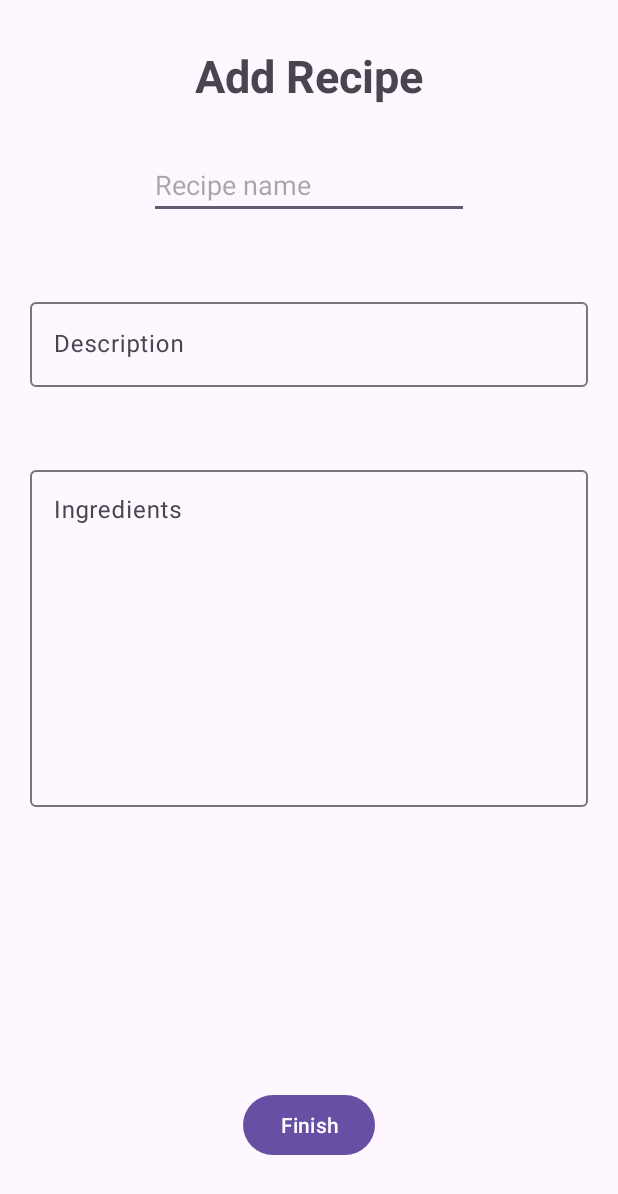
After one commit to ctgchris/dishcovery, an Android app: the AddRecipeActivity screen opened directly, with no data from a screen before it, on a phone screen of 412 x 824 dp. The commit adds this screen. Shown: the top 1194 px of the screen. Run offline under Robolectric (Android 15) with nearby library versions, the phone set to English and light mode, and no system bars.

Commit message:
Add Recipe Functionality

```diff
--- a/app/src/main/AndroidManifest.xml
+++ b/app/src/main/AndroidManifest.xml
@@ -28,6 +28,7 @@
         <activity android:name=".RegistrationActivity" />
         <activity android:name=".LoginActivity" />
         <activity android:name=".FeedActivity"/>
+        <activity android:name=".AddRecipeActivity"/>
         <activity android:name=".Recipe"/>
         <activity android:name=".Validators"/>
 
--- /dev/null
+++ b/app/src/main/java/com/example/groupproject/AddRecipeActivity.kt
@@ -0,0 +1,40 @@
+package com.example.groupproject
+
+import android.os.Bundle
+import android.os.PersistableBundle
+import android.widget.Button
+import android.widget.EditText
+import android.widget.TextView
+import androidx.appcompat.app.AppCompatActivity
+import com.google.android.material.textfield.TextInputEditText
+import com.google.android.material.textfield.TextInputLayout
+
+class AddRecipeActivity : AppCompatActivity() {
+    private lateinit var nameET : EditText
+    private lateinit var descriptionET : TextInputEditText
+    private lateinit var ingredientsET : TextInputEditText
+    private lateinit var finishButton : Button
+
+    override fun onCreate(savedInstanceState: Bundle?) {
+        super.onCreate(savedInstanceState)
+        setContentView(R.layout.add_recipe)
+
+        nameET = findViewById(R.id.nameInput)
+        descriptionET = findViewById(R.id.descriptionInput)
+        ingredientsET = findViewById(R.id.ingredientsInput)
+        finishButton = findViewById(R.id.finishButton)
+        finishButton.setOnClickListener {addRecipe()}
+    }
+
+    private fun addRecipe() {
+        var name : String = nameET.text.toString().replace(" ", "").lowercase()
+        recipe = Recipe (name, nameET.text.toString(), descriptionET.text.toString(), ingredientsET.text.toString().split(", "))
+        flag = true
+        finish()
+    }
+
+    companion object {
+        lateinit var recipe : Recipe
+        var flag : Boolean = false
+    }
+}
--- a/app/src/main/java/com/example/groupproject/FeedActivity.kt
+++ b/app/src/main/java/com/example/groupproject/FeedActivity.kt
@@ -2,7 +2,9 @@ package com.example.groupproject
 
 
 
+import android.content.Intent
 import android.os.Bundle
+import android.widget.Button
 import androidx.appcompat.app.AppCompatActivity
 import androidx.recyclerview.widget.LinearLayoutManager
 import androidx.recyclerview.widget.RecyclerView
@@ -17,6 +19,8 @@ class FeedActivity : AppCompatActivity() {
 
     private lateinit var databaseReference: DatabaseReference
     private lateinit var firebaseAuth: FirebaseAuth
+
+    private lateinit var addRecipeButton : Button
 
     override fun onCreate(savedInstanceState: Bundle?) {
         super.onCreate(savedInstanceState)
@@ -38,7 +42,20 @@ class FeedActivity : AppCompatActivity() {
 
         // Fetch recipes from Firebase Database
         fetchRecipes()
+
+        addRecipeButton = findViewById(R.id.addRecipeButton)
+        addRecipeButton.setOnClickListener { addRecipe() }
     }
+
+    override fun onRestart() {
+        if (AddRecipeActivity.flag) {
+            databaseReference.child("recipe${AddRecipeActivity.recipe.id}").setValue(AddRecipeActivity.recipe)
+            fetchRecipes()
+            AddRecipeActivity.flag = false
+        }
+        super.onRestart()
+    }
+
 
     private fun addTestDataToDatabase() {
         val recipe1 = Recipe("1", "Spaghetti Carbonara", "Classic Italian pasta dish", listOf("Spaghetti", "Eggs", "Bacon", "Parmesan cheese"))
@@ -66,4 +83,11 @@ class FeedActivity : AppCompatActivity() {
             }
         })
     }
+
+    private fun addRecipe() {
+        var myIntent : Intent = Intent(this, AddRecipeActivity::class.java)
+        startActivity(myIntent)
+    }
+
+
 }
--- /dev/null
+++ b/app/src/main/res/layout/add_recipe.xml
@@ -0,0 +1,73 @@
+<?xml version="1.0" encoding="utf-8"?>
+<RelativeLayout xmlns:android="http://schemas.android.com/apk/res/android"
+    xmlns:tools="http://schemas.android.com/tools"
+    android:layout_width="match_parent"
+    android:layout_height="match_parent">
+
+    <TextView
+        android:id="@+id/addRecipeLabel"
+        android:layout_width="wrap_content"
+        android:layout_height="wrap_content"
+        android:text="Add Recipe"
+        android:textSize="30dp"
+        android:textStyle="bold"
+        android:layout_centerHorizontal="true"
+        android:layout_marginTop="30dp"/>
+
+    <Button
+        android:id="@+id/finishButton"
+        android:layout_width="wrap_content"
+        android:layout_height="wrap_content"
+        android:text="Finish"
+        android:layout_centerHorizontal="true"
+        android:layout_alignParentBottom="true"
+        android:layout_marginBottom="50dp"/>
+
+    <EditText
+        android:id="@+id/nameInput"
+        android:layout_width="wrap_content"
+        android:layout_height="wrap_content"
+        android:ems="10"
+        android:inputType="text"
+        android:hint="Recipe name"
+        android:layout_centerHorizontal="true"
+        android:layout_below="@id/addRecipeLabel"
+        android:layout_marginTop="30dp"/>
+
+    <com.google.android.material.textfield.TextInputLayout
+        android:id="@+id/description"
+        android:layout_width="match_parent"
+        android:layout_height="wrap_content"
+        android:layout_below="@id/nameInput"
+        android:layout_marginTop="50dp"
+        android:layout_marginStart="20dp"
+        android:layout_marginEnd="20dp">
+
+        <com.google.android.material.textfield.TextInputEditText
+            android:id="@+id/descriptionInput"
+            android:layout_width="match_parent"
+            android:layout_height="wrap_content"
+            android:hint="Description" />
+
+    </com.google.android.material.textfield.TextInputLayout>
+
+    <com.google.android.material.textfield.TextInputLayout
+        android:id="@+id/ingredients"
+        android:layout_width="match_parent"
+        android:layout_height="wrap_content"
+        android:layout_below="@id/description"
+        android:layout_marginStart="20dp"
+        android:layout_marginEnd="20dp"
+        android:layout_marginTop="50dp">
+
+        <com.google.android.material.textfield.TextInputEditText
+            android:id="@+id/ingredientsInput"
+            android:layout_width="match_parent"
+            android:layout_height="wrap_content"
+            android:hint="Ingredients"
+            android:gravity="top"
+            android:lines="10"/>
+
+    </com.google.android.material.textfield.TextInputLayout>
+
+</RelativeLayout>
--- a/app/src/main/res/layout/feed.xml
+++ b/app/src/main/res/layout/feed.xml
@@ -8,6 +8,17 @@
         android:id="@+id/recipeRecyclerView"
         android:layout_width="match_parent"
         android:layout_height="0dp"
-        android:layout_weight="1" />
+        android:layout_weight="10" >
+
+    </androidx.recyclerview.widget.RecyclerView>
+
+    <Button
+        android:id="@+id/addRecipeButton"
+        android:layout_width="match_parent"
+        android:layout_height="0dp"
+        android:layout_weight="1"
+        android:layout_marginLeft="75dp"
+        android:layout_marginRight="75dp"
+        android:text="Add Recipe" />
 
 </LinearLayout>
```
